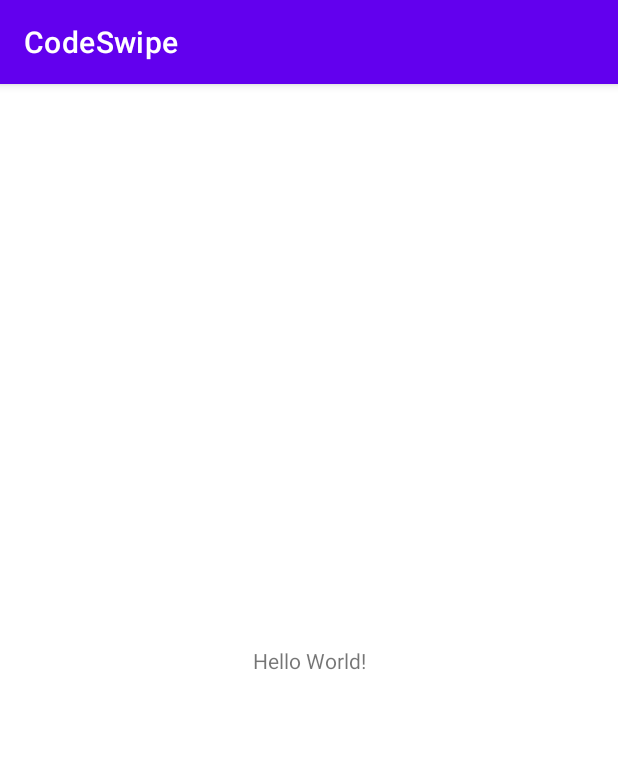
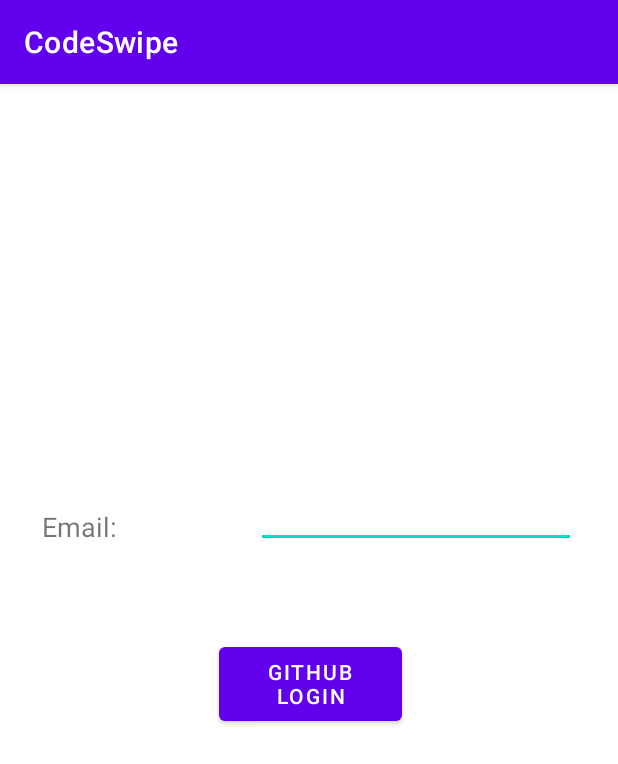
Before and after one commit to http-samc/CodeSwipe, an Android app: the screen it shows after launch (MainActivity before the commit, AuthActivity after it), on a phone screen of 412 x 824 dp. Shown: the top 764 px of the screen. Run offline under Robolectric (Android 15) with nearby library versions, the phone set to English and light mode, and no system bars; our stand-ins replace Firebase (no records; nobody signed in at launch, a user with empty details on screens opened directly).

Commit message:
Finished Basic Login Screen - no reauth, sign out, profile info stuff yet

```diff
--- a/android/app/build.gradle
+++ b/android/app/build.gradle
@@ -1,5 +1,6 @@
 plugins {
     id 'com.android.application'
+    id 'com.google.gms.google-services'
 }
 
 android {
@@ -32,6 +33,9 @@ dependencies {
     implementation 'androidx.appcompat:appcompat:1.3.1'
     implementation 'com.google.android.material:material:1.4.0'
     implementation 'androidx.constraintlayout:constraintlayout:2.1.1'
+    implementation platform('com.google.firebase:firebase-bom:28.4.2')
+    implementation 'com.google.firebase:firebase-auth'
+    implementation 'com.google.firebase:firebase-firestore'
     testImplementation 'junit:junit:4.+'
     androidTestImplementation 'androidx.test.ext:junit:1.1.3'
     androidTestImplementation 'androidx.test.espresso:espresso-core:3.4.0'
--- a/android/app/src/main/AndroidManifest.xml
+++ b/android/app/src/main/AndroidManifest.xml
@@ -10,7 +10,10 @@
         android:supportsRtl="true"
         android:theme="@style/Theme.CodeSwipe">
         <activity
-            android:name=".MainActivity"
+            android:name=".HomeActivity"
+            android:exported="true" />
+        <activity
+            android:name=".AuthActivity"
             android:exported="true">
             <intent-filter>
                 <action android:name="android.intent.action.MAIN" />
--- /dev/null
+++ b/android/app/src/main/java/dev/smrth/www/codeswipe/AuthActivity.java
@@ -0,0 +1,115 @@
+package dev.smrth.www.codeswipe;
+
+import androidx.annotation.NonNull;
+import androidx.appcompat.app.AppCompatActivity;
+
+import android.content.Intent;
+import android.os.Bundle;
+import android.text.TextUtils;
+import android.view.View;
+import android.widget.Button;
+import android.widget.EditText;
+import android.widget.Toast;
+
+import com.google.android.gms.tasks.OnFailureListener;
+import com.google.android.gms.tasks.OnSuccessListener;
+import com.google.android.gms.tasks.Task;
+import com.google.firebase.auth.AuthResult;
+import com.google.firebase.auth.FirebaseAuth;
+import com.google.firebase.auth.FirebaseUser;
+import com.google.firebase.auth.OAuthProvider;
+
+import java.util.ArrayList;
+import java.util.List;
+
+public class AuthActivity extends AppCompatActivity {
+
+    EditText inputEmail;
+    Button btnLogin;
+    FirebaseAuth mAuth;
+    FirebaseUser fUser;
+
+    @Override
+    protected void onCreate(Bundle savedInstanceState) {
+        super.onCreate(savedInstanceState);
+        setContentView(R.layout.activity_main);
+
+        inputEmail = findViewById(R.id.emailEditText);
+        btnLogin = findViewById(R.id.signInButton);
+        mAuth = FirebaseAuth.getInstance();
+        fUser = mAuth.getCurrentUser();
+
+        btnLogin.setOnClickListener(new View.OnClickListener() {
+            @Override
+            public void onClick(View view) {
+                String email = inputEmail.getText().toString();
+                if(TextUtils.isEmpty(email)){
+                    Toast.makeText(AuthActivity.this, "Enter an email", Toast.LENGTH_SHORT).show();
+                }else{
+                    OAuthProvider.Builder provider = OAuthProvider.newBuilder("github.com");
+                    provider.addCustomParameter("login", email);
+
+                    List<String> scopes =
+                            new ArrayList<String>() {
+                                {
+                                    add("user:email");
+                                }
+                            };
+                    provider.setScopes(scopes);
+
+
+                    Task<AuthResult> pendingResultTask = mAuth.getPendingAuthResult();
+                    if (pendingResultTask != null) {
+                        // There's something already here! Finish the sign-in for your user.
+                        pendingResultTask
+                                .addOnSuccessListener(
+                                        new OnSuccessListener<AuthResult>() {
+                                            @Override
+                                            public void onSuccess(AuthResult authResult) {
+                                                // User is signed in.
+                                                // IdP data available in
+                                                // authResult.getAdditionalUserInfo().getProfile().
+                                                // The OAuth access token can also be retrieved:
+                                                // authResult.getCredential().getAccessToken().
+                                            }
+                                        })
+                                .addOnFailureListener(
+                                        new OnFailureListener() {
+                                            @Override
+                                            public void onFailure(@NonNull Exception e) {
+                                                Toast.makeText(AuthActivity.this,""+e.getMessage(),Toast.LENGTH_SHORT).show();
+                                            }
+                                        });
+                    } else {
+                        mAuth
+                                .startActivityForSignInWithProvider(/* activity= */ AuthActivity.this, provider.build())
+                                .addOnSuccessListener(
+                                        new OnSuccessListener<AuthResult>() {
+                                            @Override
+                                            public void onSuccess(AuthResult authResult) {
+                                                openNextActivity();
+                                            }
+                                        })
+                                .addOnFailureListener(
+                                        new OnFailureListener() {
+                                            @Override
+                                            public void onFailure(@NonNull Exception e) {
+                                                Toast.makeText(AuthActivity.this,""+e.getMessage(),Toast.LENGTH_SHORT).show();
+                                            }
+                                        });
+
+                    }
+
+                }
+            }
+        });
+
+    }
+
+    private void openNextActivity() {
+        Intent intent = new Intent(AuthActivity.this,HomeActivity.class);
+        intent.setFlags(Intent.FLAG_ACTIVITY_CLEAR_TASK|Intent.FLAG_ACTIVITY_NEW_TASK);
+        startActivity(intent);
+        finish();
+    }
+}
--- a/android/app/src/main/java/dev/smrth/www/codeswipe/MainActivity.java
+++ b/android/app/src/main/java/dev/smrth/www/codeswipe/HomeActivity.java
@@ -4,11 +4,11 @@ import androidx.appcompat.app.AppCompatActivity;
 
 import android.os.Bundle;
 
-public class MainActivity extends AppCompatActivity {
+public class HomeActivity extends AppCompatActivity {
 
     @Override
     protected void onCreate(Bundle savedInstanceState) {
         super.onCreate(savedInstanceState);
-        setContentView(R.layout.activity_main);
+        setContentView(R.layout.activity_home);
     }
 }
--- /dev/null
+++ b/android/app/src/main/res/drawable/ic_baseline_email_24.xml
@@ -0,0 +1,5 @@
+<vector android:height="24dp" android:tint="#FFFFFF"
+    android:viewportHeight="24" android:viewportWidth="24"
+    android:width="24dp" xmlns:android="http://schemas.android.com/apk/res/android">
+    <path android:fillColor="@android:color/white" android:pathData="M20,4L4,4c-1.1,0 -1.99,0.9 -1.99,2L2,18c0,1.1 0.9,2 2,2h16c1.1,0 2,-0.9 2,-2L22,6c0,-1.1 -0.9,-2 -2,-2zM20,8l-8,5 -8,-5L4,6l8,5 8,-5v2z"/>
+</vector>
--- a/android/app/src/main/res/layout/activity_main.xml
+++ b/android/app/src/main/res/layout/activity_main.xml
@@ -4,15 +4,41 @@
     xmlns:tools="http://schemas.android.com/tools"
     android:layout_width="match_parent"
     android:layout_height="match_parent"
-    tools:context=".MainActivity">
+    tools:context=".AuthActivity">
+
 
     <TextView
+        android:id="@+id/emailTV"
+        android:layout_width="100dp"
+        android:layout_height="35dp"
+        android:layout_marginStart="28dp"
+        android:layout_marginTop="272dp"
+        android:gravity="bottom"
+        android:text="Email:"
+        android:textSize="18sp"
+        app:layout_constraintStart_toStartOf="parent"
+        app:layout_constraintTop_toTopOf="parent" />
+
+    <EditText
+        android:id="@+id/emailEditText"
         android:layout_width="wrap_content"
         android:layout_height="wrap_content"
-        android:text="Hello World!"
-        app:layout_constraintBottom_toBottomOf="parent"
-        app:layout_constraintLeft_toLeftOf="parent"
-        app:layout_constraintRight_toRightOf="parent"
+        android:layout_marginTop="264dp"
+        android:layout_marginEnd="28dp"
+        android:ems="10"
+        android:inputType="textPersonName"
+        app:layout_constraintEnd_toEndOf="parent"
         app:layout_constraintTop_toTopOf="parent" />
 
+    <Button
+        android:id="@+id/signInButton"
+        android:layout_width="122dp"
+        android:layout_height="61dp"
+        android:layout_marginTop="60dp"
+        android:layout_marginEnd="116dp"
+        android:text="GitHub Login"
+        app:layout_constraintEnd_toEndOf="@+id/emailEditText"
+        app:layout_constraintTop_toBottomOf="@+id/emailEditText" />
+
+
 </androidx.constraintlayout.widget.ConstraintLayout>
--- a/android/build.gradle
+++ b/android/build.gradle
@@ -5,6 +5,7 @@ buildscript {
         mavenCentral()
     }
     dependencies {
+        classpath 'com.google.gms:google-services:4.3.10'
         classpath "com.android.tools.build:gradle:7.0.2"
 
         // NOTE: Do not place your application dependencies here; they belong
```
Also changed, not shown: android/app/src/main/res/layout/activity_home.xml (added, +9 -0 lines).
